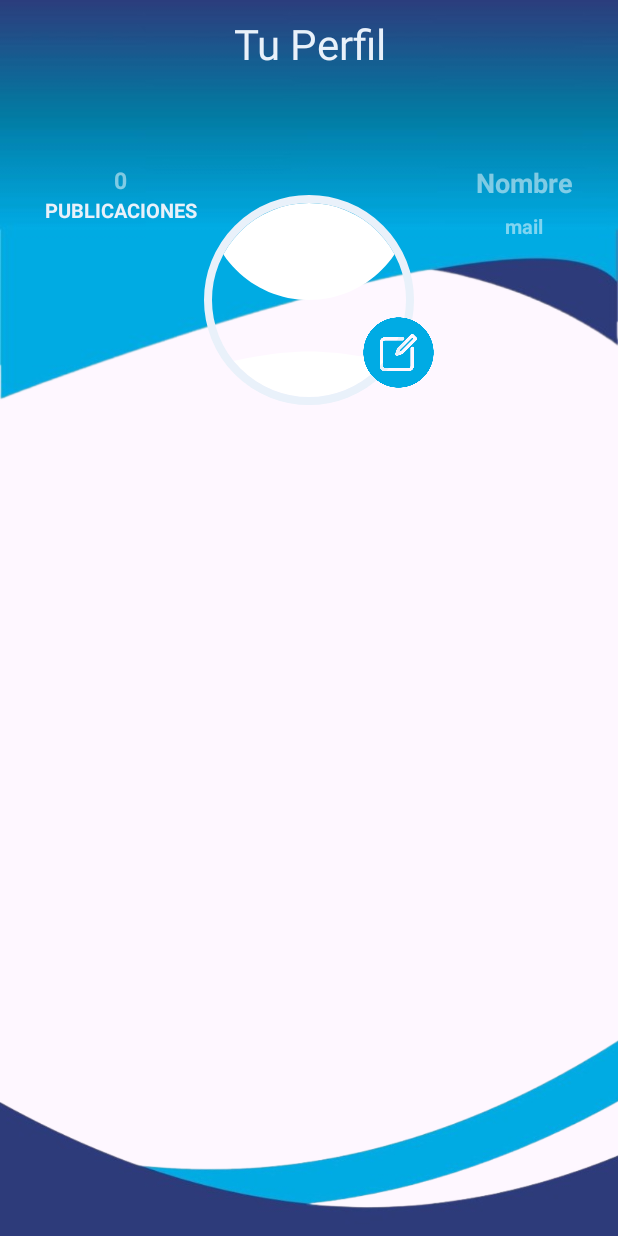
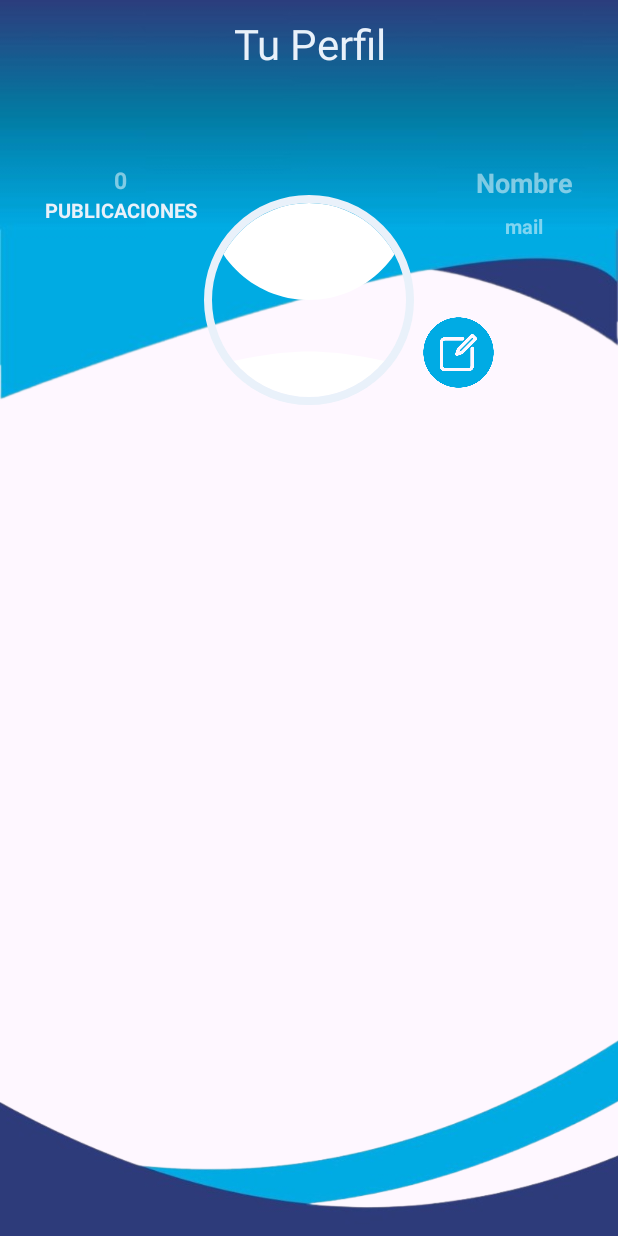
Before and after one commit to nicoKaminski/appSocial, an Android app: the layout fragment_perfil.xml on its own in the app's theme, with its tools: preview values and no code run, on a phone screen of 412 x 824 dp. Run offline under Robolectric (Android 15) with nearby library versions, the phone set to English and light mode, and no system bars.

```diff
--- a/app/src/main/java/com/murek/appsocial/view/fragments/PerfilFragment.java
+++ b/app/src/main/java/com/murek/appsocial/view/fragments/PerfilFragment.java
@@ -220,17 +220,17 @@ public class PerfilFragment extends Fragment {
         layoutActualizarDatos = binding.getRoot().findViewById(R.id.layout_updateUser);
         binding.btnUpdatePerfil.setOnClickListener(v -> {
             layoutActualizarDatos.setVisibility(View.VISIBLE);
-            binding.btnUpdatePerfil.setVisibility(View.GONE);
+//            binding.btnUpdatePerfil.setVisibility(View.GONE);
         });
         binding.btnUpdateUser.setOnClickListener(v -> {
             if (updateUser()) {
                 layoutActualizarDatos.setVisibility(View.GONE);
-                binding.btnUpdatePerfil.setVisibility(View.VISIBLE);
+//                binding.btnUpdatePerfil.setVisibility(View.VISIBLE);
             }
         });
         binding.btnCancelUpdateUser.setOnClickListener(v -> {
             layoutActualizarDatos.setVisibility(View.GONE);
-            binding.btnUpdatePerfil.setVisibility(View.VISIBLE);
+//            binding.btnUpdatePerfil.setVisibility(View.VISIBLE);
         });
     }
 
--- a/app/src/main/res/layout/fragment_perfil.xml
+++ b/app/src/main/res/layout/fragment_perfil.xml
@@ -90,7 +90,7 @@
                         android:layout_width="50dp"
                         android:layout_height="50dp"
                         android:layout_gravity="center"
-                        android:layout_marginLeft="60dp"
+                        android:layout_marginLeft="100dp"
                         android:layout_marginTop="210dp"
                         android:background="@drawable/ic_edit"
                         android:gravity="center" />
```
